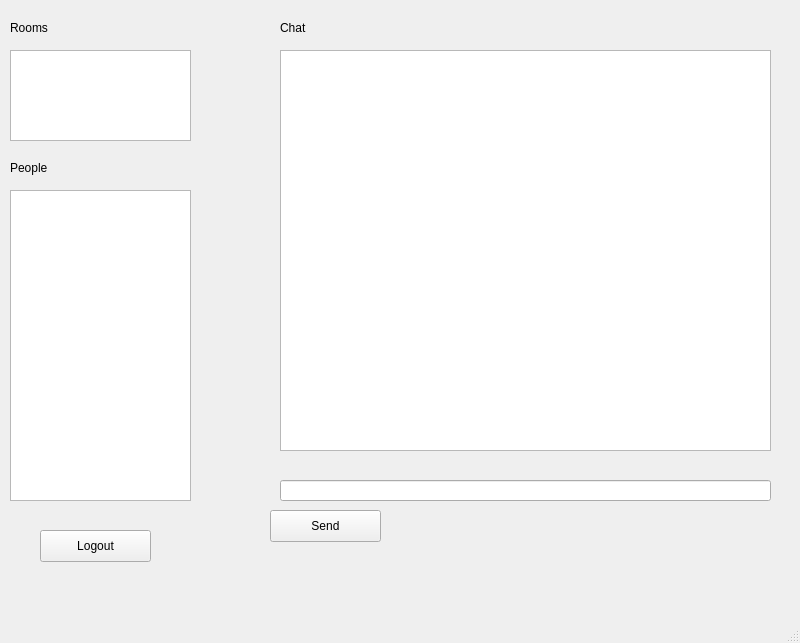
The window that 2018/pwn/harmony/client/ui/chat_window.ui (HackGT/ctf-problems) describes before a commit, drawn with Qt 5.
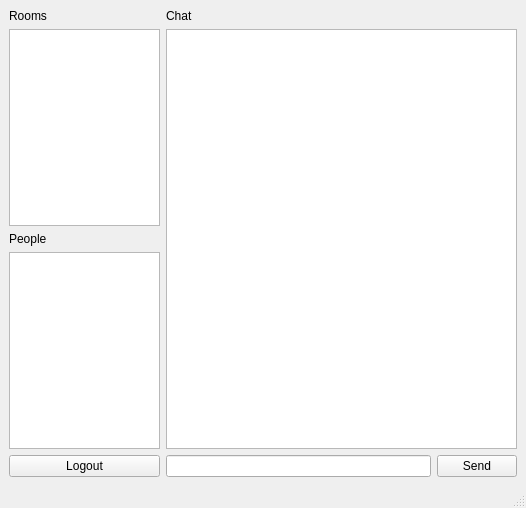
The same window after the commit.

What changed in the file:
```diff
--- a/2018/pwn/harmony/client/ui/chat_window.ui
+++ b/2018/pwn/harmony/client/ui/chat_window.ui
@@ -6,132 +6,75 @@
    <rect>
     <x>0</x>
     <y>0</y>
-    <width>800</width>
-    <height>643</height>
+    <width>526</width>
+    <height>508</height>
    </rect>
   </property>
   <property name="windowTitle">
    <string>MainWindow</string>
   </property>
   <widget class="QWidget" name="centralwidget">
-   <widget class="QListView" name="room_list">
-    <property name="geometry">
-     <rect>
-      <x>10</x>
-      <y>50</y>
-      <width>181</width>
-      <height>91</height>
-     </rect>
-    </property>
-   </widget>
+   <layout class="QHBoxLayout" name="horizontalLayout" stretch="3,7">
+    <item>
+     <layout class="QVBoxLayout" name="verticalLayout">
+      <item>
    <widget class="QLabel" name="label">
-    <property name="geometry">
-     <rect>
-      <x>10</x>
-      <y>20</y>
-      <width>60</width>
-      <height>16</height>
-     </rect>
-    </property>
     <property name="text">
      <string>Rooms</string>
     </property>
    </widget>
+      </item>
+      <item>
+       <widget class="QListWidget" name="room_list"/>
+      </item>
+      <item>
    <widget class="QLabel" name="label_2">
-    <property name="geometry">
-     <rect>
-      <x>10</x>
-      <y>160</y>
-      <width>60</width>
-      <height>16</height>
-     </rect>
-    </property>
     <property name="text">
      <string>People</string>
     </property>
    </widget>
-   <widget class="QListView" name="people_list">
-    <property name="geometry">
-     <rect>
-      <x>10</x>
-      <y>190</y>
-      <width>181</width>
-      <height>311</height>
-     </rect>
-    </property>
-   </widget>
-   <widget class="QTextBrowser" name="chat">
-    <property name="geometry">
-     <rect>
-      <x>280</x>
-      <y>50</y>
-      <width>491</width>
-      <height>401</height>
-     </rect>
-    </property>
-   </widget>
+      </item>
+      <item>
+       <widget class="QListWidget" name="people_list"/>
+      </item>
+      <item>
+       <widget class="QPushButton" name="logout">
+        <property name="text">
+         <string>Logout</string>
+        </property>
+       </widget>
+      </item>
+     </layout>
+    </item>
+    <item>
+     <layout class="QVBoxLayout" name="verticalLayout_3">
+      <item>
    <widget class="QLabel" name="label_3">
-    <property name="geometry">
-     <rect>
-      <x>280</x>
-      <y>20</y>
-      <width>60</width>
-      <height>16</height>
-     </rect>
-    </property>
     <property name="text">
      <string>Chat</string>
     </property>
    </widget>
-   <widget class="QLineEdit" name="new_msg">
-    <property name="geometry">
-     <rect>
-      <x>280</x>
-      <y>480</y>
-      <width>491</width>
-      <height>21</height>
-     </rect>
-    </property>
-   </widget>
+      </item>
+      <item>
+       <widget class="QListWidget" name="message_list"/>
+      </item>
+      <item>
+       <layout class="QHBoxLayout" name="horizontalLayout_2">
+        <item>
+         <widget class="QLineEdit" name="new_msg"/>
+        </item>
+        <item>
    <widget class="QPushButton" name="send">
-    <property name="geometry">
-     <rect>
-      <x>270</x>
-      <y>510</y>
-      <width>111</width>
-      <height>32</height>
-     </rect>
-    </property>
     <property name="text">
      <string>Send</string>
     </property>
    </widget>
-   <widget class="QLabel" name="error">
-    <property name="geometry">
-     <rect>
-      <x>280</x>
-      <y>560</y>
-      <width>491</width>
-      <height>16</height>
-     </rect>
-    </property>
-    <property name="text">
-     <string/>
-    </property>
-   </widget>
-   <widget class="QPushButton" name="logout">
-    <property name="geometry">
-     <rect>
-      <x>40</x>
-      <y>530</y>
-      <width>111</width>
-      <height>32</height>
-     </rect>
-    </property>
-    <property name="text">
-     <string>Logout</string>
-    </property>
-   </widget>
+        </item>
+       </layout>
+      </item>
+     </layout>
+    </item>
+   </layout>
   </widget>
   <widget class="QMenuBar" name="menubar">
    <property name="geometry">
```
Left out of the diff: 4 changed lines with no effect on the pictures. Lines whose indentation alone changed are shown as unchanged.
